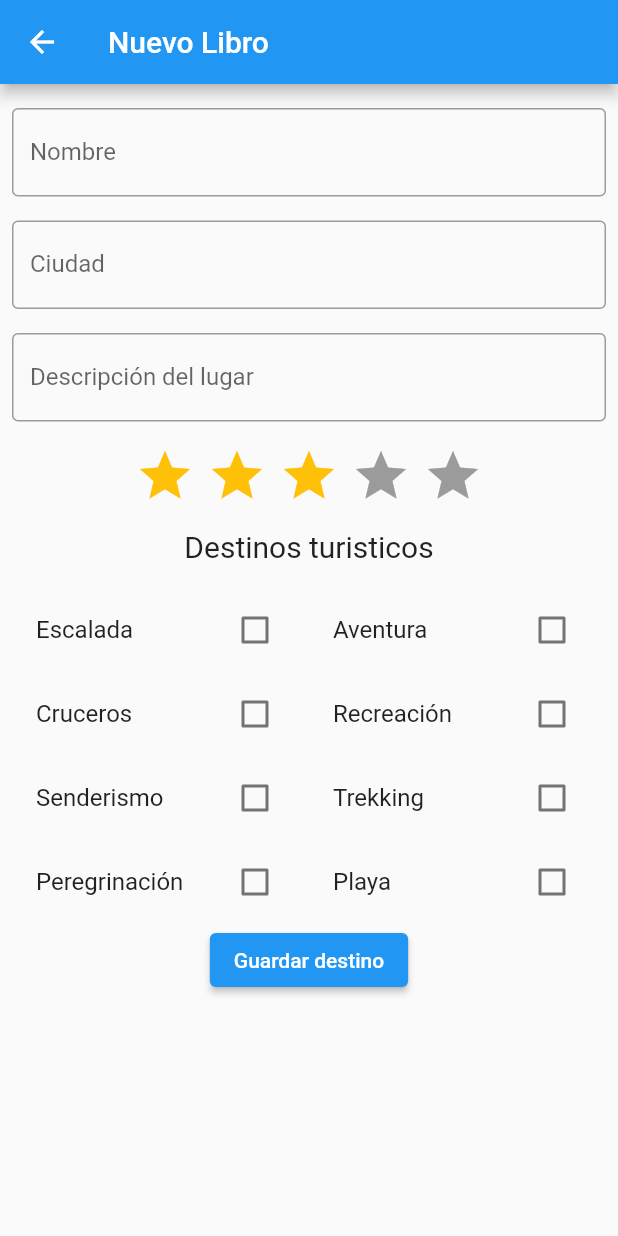
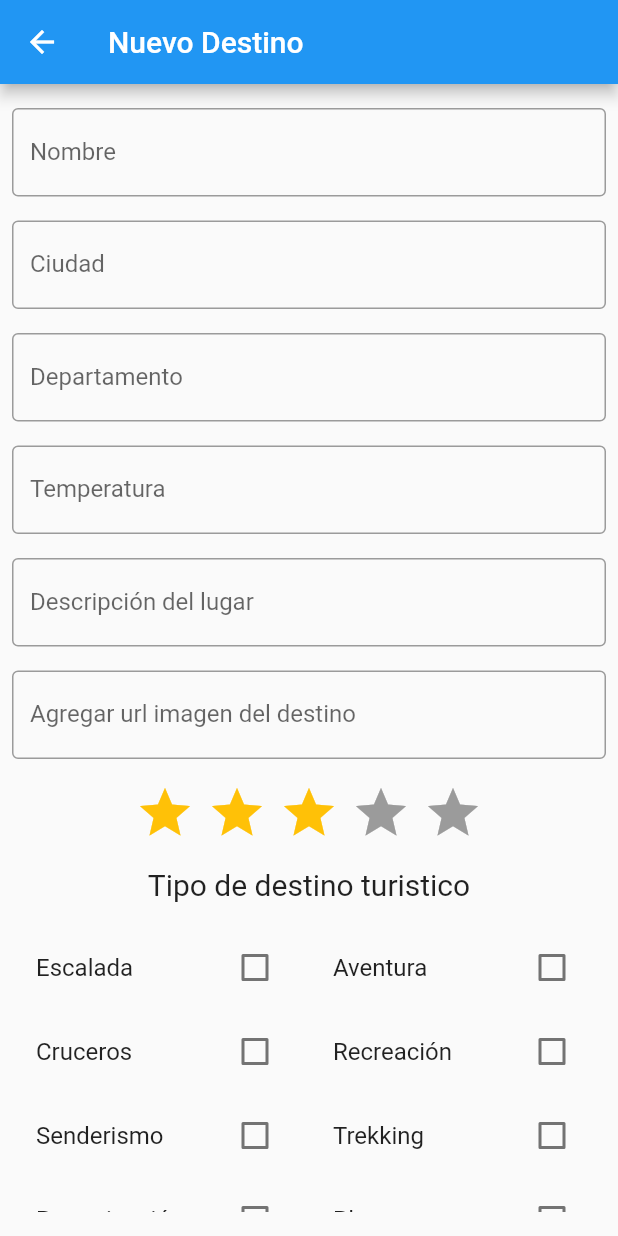
Before and after one commit to LearnMobile123/Sprint3, a Flutter app: the NuevoDestinoPag screen opened directly, on a phone screen of 412 x 824 dp. Run offline on Flutter 3.47's test engine with Material 2 defaults, Android fonts, the phone set to English and light mode, and no system bars; drawn by our look-alikes of flutter_rating_bar; our stand-ins replace cloud_firestore, firebase_auth, firebase_core, shared_preferences; accounts and stored records are empty.

Commit message:
Version 2 Seguimiento Sprint3

```diff
--- a/lib/Models/destino.dart
+++ b/lib/Models/destino.dart
@@ -2,35 +2,40 @@ class Destino{
   var _id;
   var _name;
   var _ciudad;
+  var _departamento;
+  var _temperatura;
   var _descripcion;
   var _rating;
   var _genre;
+  var _urlimagen;
 
-  Destino(this._id, this._name, this._ciudad, this._descripcion, this._rating,
-      this._genre);
+
+  Destino(this._id, this._name, this._ciudad, this._departamento, this._temperatura, this._descripcion, this._rating,
+      this._genre, this._urlimagen);
 
   Map<String,dynamic> toJson() => {
     'id' : _id,
     'name' : _name,
     'ciudad' : _ciudad,
-    'descripcioón' : _descripcion,
+    'departamento' : _departamento,
+    'temperatura' : _temperatura,
+    'descripción' : _descripcion,
     'rating' : _rating,
     'genre' : _genre,
+    'urlimagen' : _urlimagen,
+
   };
 
   Destino.fromJson(Map<String,dynamic> json)
       : _id = json['id'],
         _name = json['name'],
         _ciudad = json['ciudad'],
-        _descripcion = json['descripcioón'],
+        _departamento = json['departamento'],
+        _temperatura = json['temperatura'],
+        _descripcion = json['descripción'],
         _rating = json['rating'],
-        _genre = json['genre'];
-
-  get id => _id;
-
-  set id(value) {
-    _id = value;
-  }
+        _genre = json['genre'],
+        _urlimagen = json['urlimagen'];
 
   get genre => _genre;
 
@@ -44,15 +49,21 @@ class Destino{
     _rating = value;
   }
 
-  get pages => _descripcion;
+  get urlimagen => _urlimagen;
 
-  set pages(value) {
+  set urlimagen(value) {
+    _urlimagen = value;
+  }
+
+  get descripcion => _descripcion;
+
+  set descripcion(value) {
     _descripcion = value;
   }
 
-  get author => _ciudad;
+  get ciudad => _ciudad;
 
-  set author(value) {
+  set ciudad(value) {
     _ciudad = value;
   }
 
@@ -61,4 +72,10 @@ class Destino{
   set name(value) {
     _name = value;
   }
+
+  get id => _id;
+
+  set id(value) {
+    _id = value;
+  }
 }
--- a/lib/pages/mis_destinos_pag.dart
+++ b/lib/pages/mis_destinos_pag.dart
@@ -57,10 +57,10 @@ class _MisdestinosPagState extends State<MisdestinosPag> {
                 return Card(
                     child: ListTile(
                       onTap: (){
-                       Navigator.push(context, MaterialPageRoute(builder: (context) => ViewPag(destino)));
+                        Navigator.push(context, MaterialPageRoute(builder: (context) => ViewPag(destino)));
                       },
                       title: Text(destino['name']),
-                      subtitle: Text(destino['descripcioón']),
+                      subtitle: Text(destino['descripción']),
                     ));
               },
             );
--- a/lib/pages/nuevo_destino_pag.dart
+++ b/lib/pages/nuevo_destino_pag.dart
@@ -14,7 +14,10 @@ class _NuevoDestinoPagState extends State<NuevoDestinoPag> {
   final FirebaseApi _firebaseApi = FirebaseApi();
   final _name = TextEditingController();
   final _ciudad = TextEditingController();
+  final _departamento = TextEditingController();
+  final _temperatura = TextEditingController();
   final _descripcion = TextEditingController();
+  final _urlimagen = TextEditingController();
 
   double _rating = 3.0;
 
@@ -50,7 +53,7 @@ class _NuevoDestinoPagState extends State<NuevoDestinoPag> {
     if (_trekking) genres = "$genres Trekking";
     if (_peregrinacion) genres = "$genres Peregrinación";
     if (_playa) genres = "$genres Playa";
-    var destino= Destino("", _name.text, _ciudad.text, _descripcion.text, _rating, genres);
+    var destino= Destino("", _name.text, _ciudad.text, _departamento.text, _temperatura.text, _descripcion.text, _rating, genres, _urlimagen.text);
     _createDestino(destino);
   }
 
@@ -58,7 +61,7 @@ class _NuevoDestinoPagState extends State<NuevoDestinoPag> {
   Widget build(BuildContext context) {
     return Scaffold(
       appBar: AppBar(
-        title: Text("Nuevo Libro"),
+        title: Text("Nuevo Destino"),
       ),
       body: Padding(
         padding: const EdgeInsets.symmetric(horizontal: 8, vertical: 16),
@@ -85,12 +88,41 @@ class _NuevoDestinoPagState extends State<NuevoDestinoPag> {
                 height: 16.0,
               ),
               TextFormField(
+                controller: _departamento,
+                decoration: const InputDecoration(
+                    border: OutlineInputBorder(), labelText: 'Departamento'),
+                keyboardType: TextInputType.text,
+              ),
+              const SizedBox(
+                height: 16.0,
+              ),
+              TextFormField(
+                controller: _temperatura,
+                decoration: const InputDecoration(
+                    border: OutlineInputBorder(), labelText: 'Temperatura'),
+                keyboardType: TextInputType.text,
+              ),
+              const SizedBox(
+                height: 16.0,
+              ),
+              TextFormField(
                 controller: _descripcion,
                 decoration: const InputDecoration(
                     border: OutlineInputBorder(),
                     labelText: 'Descripción del lugar'),
                 keyboardType: TextInputType.text,
               ),
+              const SizedBox(
+                height: 16.0,
+              ),
+              TextFormField(
+                controller: _urlimagen,
+                decoration: const InputDecoration(
+                    border: OutlineInputBorder(),
+                    labelText: 'Agregar url imagen del destino'),
+                keyboardType: TextInputType.text,
+              ),
+
               const SizedBox(
                 height: 16.0,
               ),
@@ -114,7 +146,7 @@ class _NuevoDestinoPagState extends State<NuevoDestinoPag> {
                 height: 16.0,
               ),
               const Text(
-                "Destinos turisticos",
+                "Tipo de destino turistico",
                 style: TextStyle(fontSize: 20),
               ),
               const SizedBox(
```
Also changed, not shown: lib/pages/login_page.dart (+11 -7 lines), lib/pages/view.dart (+79 -14 lines).
